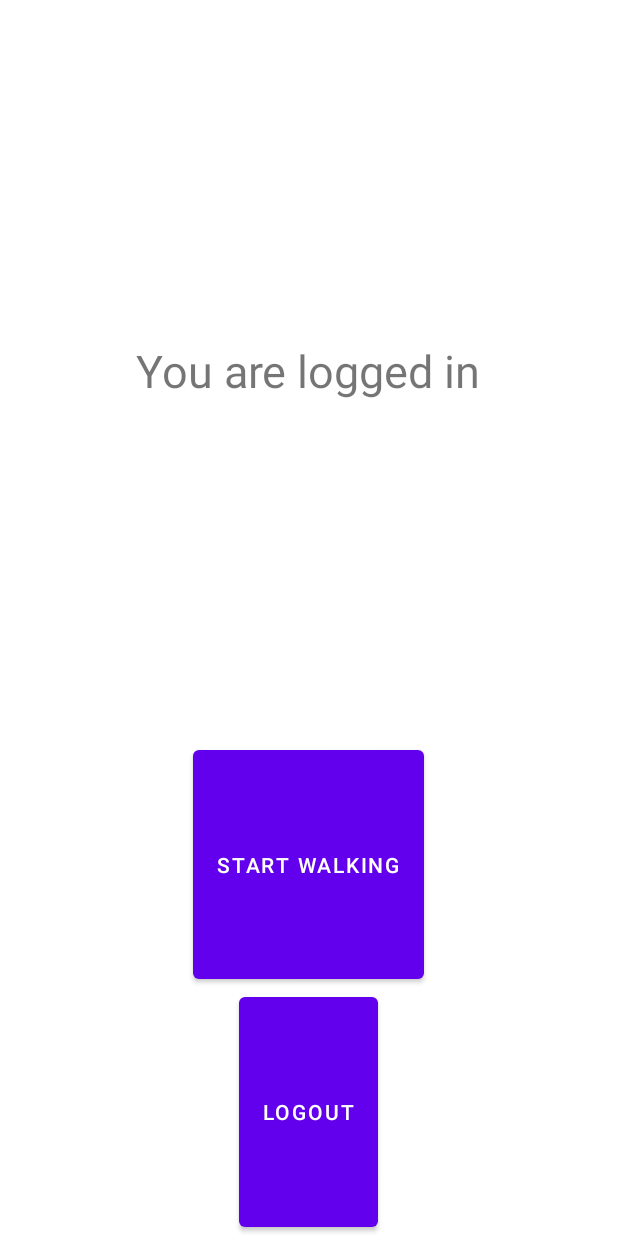
After one commit to IdanPipano/TryGoogleMaps2, an Android app: the layout fragment_logged_in.xml on its own in the app's theme, with its tools: preview values and no code run, on a phone screen of 412 x 824 dp. The commit adds this screen. Run offline under Robolectric (Android 15) with nearby library versions, the light colour scheme and no system bars.

Commit message:
HomePage ready except choosing a photo and app name. Last commit before starting FireBase.

```diff
--- a/app/build.gradle
+++ b/app/build.gradle
@@ -57,6 +57,7 @@ dependencies {
     implementation 'com.google.android.libraries.places:places:3.1.0'
     implementation 'androidx.constraintlayout:constraintlayout:2.1.4'
     implementation 'com.google.android.gms:play-services-location:21.0.1'
+    implementation 'androidx.legacy:legacy-support-v4:1.0.0'
     testImplementation 'junit:junit:4.13.2'
     androidTestImplementation 'androidx.test.ext:junit:1.1.5'
     androidTestImplementation 'androidx.test.espresso:espresso-core:3.5.1'
--- /dev/null
+++ b/app/src/main/res/layout/fragment_logged_in.xml
@@ -0,0 +1,35 @@
+<?xml version="1.0" encoding="utf-8"?>
+<LinearLayout xmlns:android="http://schemas.android.com/apk/res/android"
+    xmlns:tools="http://schemas.android.com/tools"
+    android:layout_width="match_parent"
+    android:layout_height="match_parent"
+    tools:context=".LoggedInFragment"
+    android:orientation="vertical">
+
+    <!-- TODO: Update blank fragment layout -->
+    <TextView
+        android:layout_width="wrap_content"
+        android:layout_height="0dp"
+        android:layout_weight="3"
+        android:text="You are logged in"
+        android:textSize="30sp"
+        android:gravity="center"
+        android:layout_gravity="center"/>
+
+    <Button
+        android:id="@+id/btnToMap"
+        android:layout_width="wrap_content"
+        android:layout_height="0dp"
+        android:layout_weight="1"
+        android:text="start walking"
+        android:layout_gravity="center"/>
+
+    <Button
+        android:id="@+id/btnLogout"
+        android:layout_width="wrap_content"
+        android:layout_height="0dp"
+        android:layout_weight="1"
+        android:text="Logout"
+        android:layout_gravity="center"/>
+
+</LinearLayout>
--- a/app/src/main/res/values/strings.xml
+++ b/app/src/main/res/values/strings.xml
@@ -2,4 +2,8 @@
     <string name="app_name">IMU4BetterU</string>
     <string name="welcome_message">Welcome to IMU4BetterU!</string>
     <string name="title_activity_maps">MapsActivity</string>
+    <string name="app_description">Choose a destination in the map and we will tell you when you are expected to be there
+    if you continue walking in you current speed!</string>
+    <!-- TODO: Remove or change this placeholder text -->
+    <string name="hello_blank_fragment">Hello blank fragment</string>
 </resources>
```
Also changed, not shown: app/src/main/AndroidManifest.xml (+5 -4 lines), app/src/main/java/com/example/myapplication/HomePageActivity.java (+11 -0 lines), app/src/main/java/com/example/myapplication/LoggedInFragment.java (added, +87 -0 lines), app/src/main/res/layout/activity_home_page.xml (+29 -3 lines).
